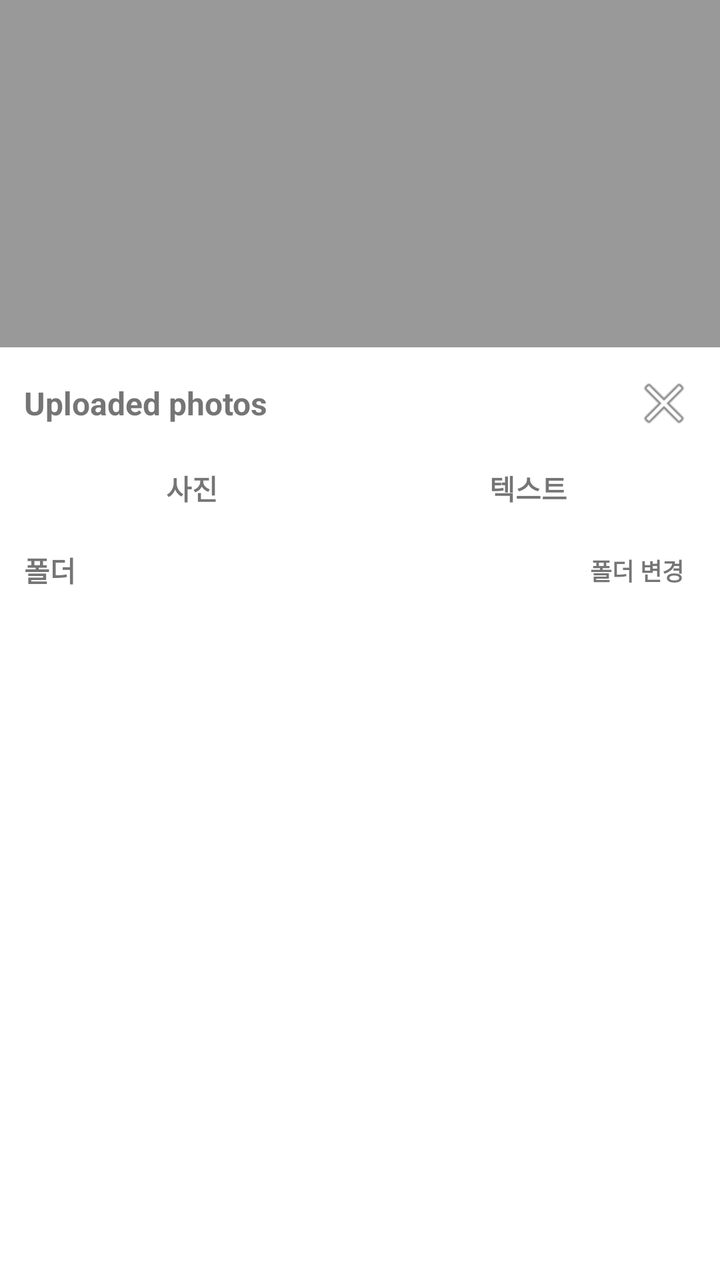
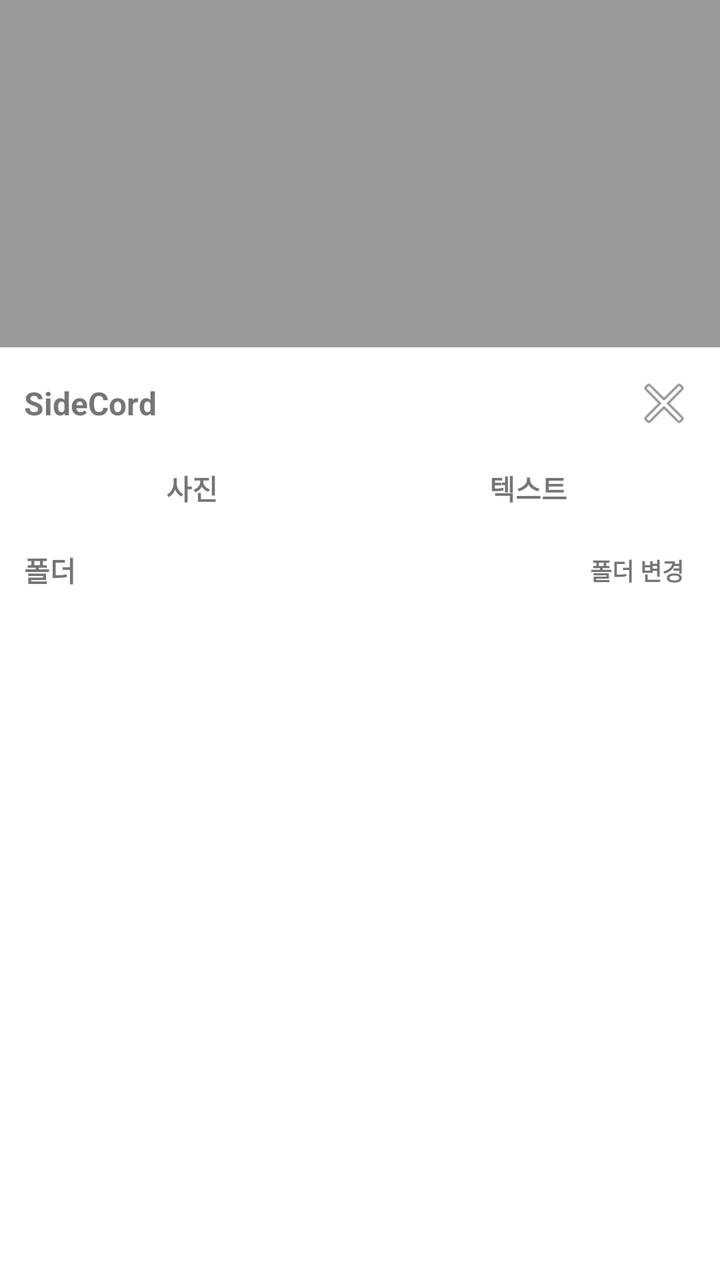

Before-and-after screenshots of an Android layout around one commit, followed by the original layout XML and the change that was made.
<!-- AndroidManifest.xml: fallback theme Theme.MaterialComponents.DayNight.NoActionBar -->
<!-- res/layout/overlay_gallery.xml -->
<?xml version="1.0" encoding="utf-8"?>
<FrameLayout xmlns:android="http://schemas.android.com/apk/res/android"
    android:id="@+id/gallery_root"
    android:layout_width="match_parent"
    android:layout_height="match_parent"
    android:background="#66000000">

    <LinearLayout
        android:id="@+id/gallery_container"
        android:layout_width="match_parent"
        android:layout_height="wrap_content"
        android:layout_gravity="bottom"
        android:orientation="vertical"
        android:background="@android:color/white"
        android:padding="12dp"
        android:clickable="true"
        android:focusable="true">

        <LinearLayout
            android:layout_width="match_parent"
            android:layout_height="wrap_content"
            android:orientation="horizontal"
            android:gravity="center_vertical">

            <TextView
                android:layout_width="0dp"
                android:layout_height="wrap_content"
                android:layout_weight="1"
                android:text="Uploaded photos"
                android:textSize="16sp"
                android:textStyle="bold" />

            <ImageButton
                android:id="@+id/gallery_close"
                android:layout_width="32dp"
                android:layout_height="32dp"
                android:background="@android:color/transparent"
                android:src="@android:drawable/ic_menu_close_clear_cancel"
                android:contentDescription="Close" />
        </LinearLayout>

        <LinearLayout
            android:layout_width="match_parent"
            android:layout_height="wrap_content"
            android:layout_marginTop="8dp"
            android:orientation="horizontal">

            <TextView
                android:id="@+id/gallery_tab_photos"
                android:layout_width="0dp"
                android:layout_height="wrap_content"
                android:layout_weight="1"
                android:padding="8dp"
                android:text="사진"
                android:textSize="14sp"
                android:textStyle="bold"
                android:gravity="center"
                android:clickable="true"
                android:focusable="true" />

            <TextView
                android:id="@+id/gallery_tab_texts"
                android:layout_width="0dp"
                android:layout_height="wrap_content"
                android:layout_weight="1"
                android:padding="8dp"
                android:text="텍스트"
                android:textSize="14sp"
                android:textStyle="bold"
                android:gravity="center"
                android:clickable="true"
                android:focusable="true" />
        </LinearLayout>

        <LinearLayout
            android:layout_width="match_parent"
            android:layout_height="wrap_content"
            android:layout_marginTop="8dp"
            android:orientation="horizontal"
            android:gravity="center_vertical">

            <TextView
                android:id="@+id/gallery_folder_label"
                android:layout_width="0dp"
                android:layout_height="wrap_content"
                android:layout_weight="1"
                android:text="폴더"
                android:textSize="14sp"
                android:textStyle="bold" />

            <TextView
                android:id="@+id/gallery_folder_change"
                android:layout_width="wrap_content"
                android:layout_height="wrap_content"
                android:padding="6dp"
                android:text="폴더 변경"
                android:textSize="12sp"
                android:textStyle="bold"
                android:clickable="true"
                android:focusable="true" />
        </LinearLayout>

        <ListView
            android:id="@+id/gallery_folder_list"
            android:layout_width="match_parent"
            android:layout_height="320dp"
            android:layout_marginTop="8dp"
            android:visibility="gone" />

        <GridView
            android:id="@+id/gallery_grid"
            android:layout_width="match_parent"
            android:layout_height="320dp"
            android:layout_marginTop="8dp"
            android:numColumns="4"
            android:horizontalSpacing="8dp"
            android:verticalSpacing="8dp"
            android:stretchMode="columnWidth" />

        <ListView
            android:id="@+id/gallery_text_list"
            android:layout_width="match_parent"
            android:layout_height="320dp"
            android:layout_marginTop="8dp"
            android:visibility="gone" />
    </LinearLayout>
</FrameLayout>
<!-- resources referenced by this layout -->
<resources>

</resources>

<!-- the commit's change to res/layout/overlay_gallery.xml (unified diff, before → after) -->
@@ -26,7 +26,7 @@
                 android:layout_width="0dp"
                 android:layout_height="wrap_content"
                 android:layout_weight="1"
-                android:text="Uploaded photos"
+                android:text="SideCord"
                 android:textSize="16sp"
                 android:textStyle="bold" />
 
@@ -107,6 +107,47 @@
             android:layout_marginTop="8dp"
             android:visibility="gone" />
 
+        <LinearLayout
+            android:id="@+id/gallery_selection_bar"
+            android:layout_width="match_parent"
+            android:layout_height="wrap_content"
+            android:layout_marginTop="8dp"
+            android:orientation="horizontal"
+            android:gravity="center_vertical"
+            android:visibility="gone">
+
+            <TextView
+                android:id="@+id/gallery_selection_count"
+                android:layout_width="0dp"
+                android:layout_height="wrap_content"
+                android:layout_weight="1"
+                android:text="0개 선택"
+                android:textSize="13sp"
+                android:textStyle="bold" />
+
+            <TextView
+                android:id="@+id/gallery_selection_clear"
+                android:layout_width="wrap_content"
+                android:layout_height="wrap_content"
+                android:padding="8dp"
+                android:text="해제"
+                android:textSize="12sp"
+                android:textStyle="bold"
+                android:clickable="true"
+                android:focusable="true" />
+
+            <TextView
+                android:id="@+id/gallery_selection_send"
+                android:layout_width="wrap_content"
+                android:layout_height="wrap_content"
+                android:padding="8dp"
+                android:text="선택 전송"
+                android:textSize="12sp"
+                android:textStyle="bold"
+                android:clickable="true"
+                android:focusable="true" />
+        </LinearLayout>
+
         <GridView
             android:id="@+id/gallery_grid"
             android:layout_width="match_parent"
